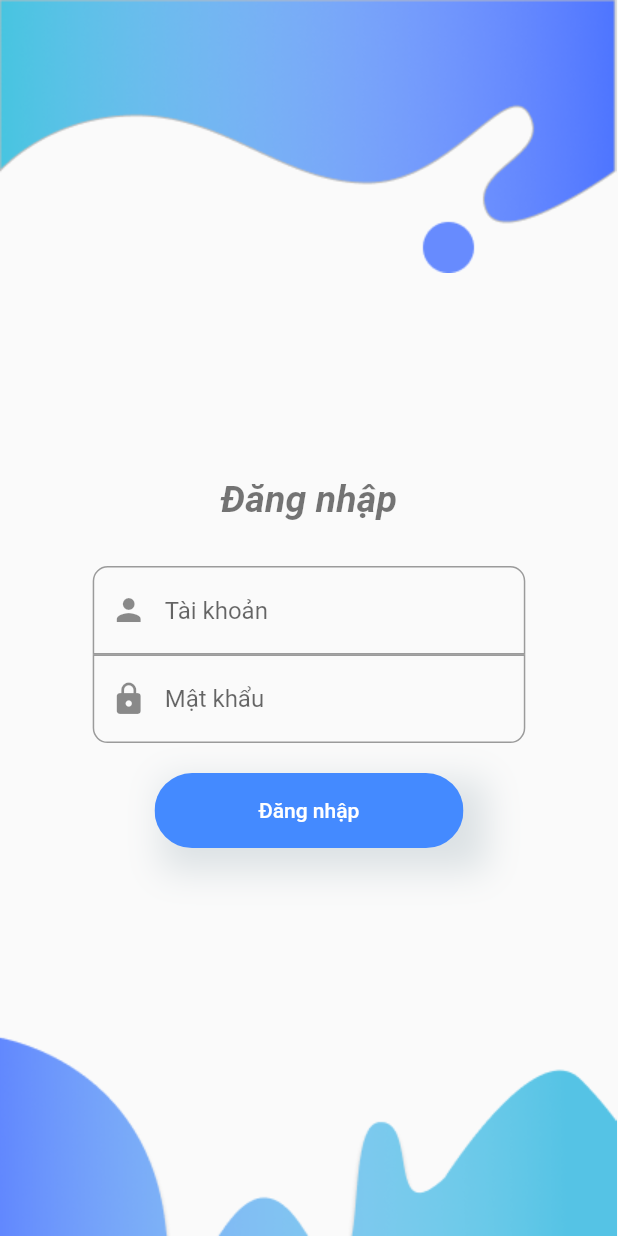
After one commit to tucoi052/TluSchedule, a Flutter app: the screen it shows after launch, after a tap on "Đăng nhập", on a phone screen of 412 x 824 dp. The commit adds this screen. Run offline on Flutter 3.47's test engine with Material 2 defaults, Android fonts, the phone set to English and light mode, and no system bars; network calls fail.

Commit message:
extract background, models, services

```diff
--- /dev/null
+++ b/lib/Models/Info.dart
@@ -0,0 +1,36 @@
+class Info {
+  final String status;
+  final String msv;
+  final String pass;
+  final String name;
+  final String class_;
+  final String majors;
+  final String faculty;
+  final String progress;
+  final String sex;
+
+  Info(
+      {this.status,
+      this.msv,
+      this.pass,
+      this.name,
+      this.class_,
+      this.majors,
+      this.faculty,
+      this.progress,
+      this.sex});
+
+  factory Info.fromJson(Map<String, dynamic> json) {
+    return Info(
+      status: json['Status'],
+      msv: json['Msv'],
+      pass: json['Pass'],
+      name: json['Ho_ten'],
+      class_: json['Lop'],
+      majors: json['Nganh'],
+      faculty: json['Khoa'],
+      progress: json['Tien_do'],
+      sex: json['Gioi_tinh'],
+    );
+  }
+}
--- /dev/null
+++ b/lib/Models/Schedule.dart
@@ -0,0 +1,27 @@
+class Schedule {
+  final String subjects;
+  final String dateBegin;
+  final String dateEnd;
+  final String time;
+  final String weekday;
+  final String room;
+
+  Schedule(
+      {this.subjects,
+      this.dateBegin,
+      this.dateEnd,
+      this.time,
+      this.weekday,
+      this.room});
+
+  factory Schedule.fromJson(Map<String, dynamic> json) {
+    return Schedule(
+      subjects: json['Ten_mon'],
+      dateBegin: json['Ngay_bat_dau'],
+      dateEnd: json['Ngay_ket_thuc'],
+      time: json['Tiet_hoc'],
+      weekday: json['Thu_hoc'],
+      room: json['Phong_hoc'],
+    );
+  }
+}
--- /dev/null
+++ b/lib/Screens/LoginScreen/Components/background.dart
@@ -0,0 +1,20 @@
+import 'package:flutter/material.dart';
+
+class Background extends StatelessWidget {
+  @override
+  Widget build(BuildContext context) {
+    return Stack(children: <Widget>[
+      Positioned(
+        top: 0,
+        child: Image.asset('assets/images/login_top.png'),
+      ),
+      Positioned(
+        bottom: 0,
+        child: Image.asset(
+          'assets/images/login_bottom.png',
+          alignment: Alignment.bottomLeft,
+        ),
+      ),
+    ]);
+  }
+}
--- a/lib/Screens/LoginScreen/Components/buttonlogin.dart
+++ b/lib/Screens/LoginScreen/Components/buttonlogin.dart
@@ -1,4 +1,5 @@
 import 'package:flutter/material.dart';
+import 'package:TluSchedule/Services/login.dart';
 
 class ButtonLogin extends StatelessWidget {
   const ButtonLogin({
@@ -30,7 +31,17 @@ class ButtonLogin extends StatelessWidget {
         child: FlatButton(
           padding: EdgeInsets.symmetric(vertical: 17, horizontal: 40),
           color: Colors.blueAccent,
-          onPressed: () {},
+          onPressed: () async {
+            Login login = Login(msv: user, pass: pass);
+            String statuscode = await login.getStatus();
+            if (statuscode == '1') {
+              print('Đăng nhập thành công');
+              login.getShedule();
+            } else if (statuscode == '0') {
+              print('Sai tên tài khoản mật khẩu');
+            } else
+              print('error');
+          },
           child: Text(
             'Đăng nhập',
             style: TextStyle(color: Colors.white),
--- a/lib/Screens/LoginScreen/loginscreen.dart
+++ b/lib/Screens/LoginScreen/loginscreen.dart
@@ -1,3 +1,4 @@
+import 'Components/background.dart';
 import 'Components/body.dart';
 import 'package:flutter/material.dart';
 
@@ -12,17 +13,7 @@ class Login extends StatelessWidget {
         width: double.infinity,
         child: Stack(
           children: <Widget>[
-            Positioned(
-              top: 0,
-              child: Image.asset('assets/images/login_top.png'),
-            ),
-            Positioned(
-              bottom: 0,
-              child: Image.asset(
-                'assets/images/login_bottom.png',
-                alignment: Alignment.bottomLeft,
-              ),
-            ),
+            Background(),
             Body(size: size),
           ],
         ),
--- /dev/null
+++ b/lib/Services/login.dart
@@ -0,0 +1,30 @@
+import 'package:TluSchedule/Models/Info.dart';
+import 'package:TluSchedule/Models/Schedule.dart';
+import 'package:TluSchedule/Services/network.dart';
+import 'package:TluSchedule/Utilities/API.dart';
+
+class Login {
+  String msv, pass;
+  Login({this.msv, this.pass});
+
+  Info _info;
+  List<Schedule> _schedule;
+  Future<String> getStatus() async {
+    var data = await NetWorkHelper(url: API().login(msv, pass)).getData();
+    if (data != null) {
+      final parsed = data.cast<Map<String, dynamic>>();
+      _info = parsed.map<Info>((json) => Info.fromJson(json)).toList()[0];
+      return _info.status;
+    }
+    return '404';
+  }
+
+  Future<List> getShedule() async {
+    var data = await NetWorkHelper(url: API().lichHoc(_info.msv, _info.pass))
+        .getData();
+    if (data != null) {
+      final parsed = data.cast<Map<String, dynamic>>();
+      return parsed.map<Schedule>((json) => Schedule.fromJson(json)).toList();
+    }
+  }
+}
--- /dev/null
+++ b/lib/Services/network.dart
@@ -0,0 +1,17 @@
+import 'dart:convert';
+import 'package:http/http.dart' as http;
+
+class NetWorkHelper {
+  NetWorkHelper({this.url});
+
+  final String url;
+
+  Future getData() async {
+    final res = await http.get(url);
+    if (res.statusCode == 200) {
+      return json.decode(res.body);
+    } else
+      print(res.statusCode);
+    return null;
+  }
+}
--- /dev/null
+++ b/lib/Utilities/API.dart
@@ -0,0 +1,11 @@
+class API {
+  String _url = 'http://tluplus.duongphung.com/';
+
+  String login(String msv, String pass) {
+    return _url + 'dang-nhap.php?msv=$msv&pass=$pass';
+  }
+
+  String lichHoc(String msv, String pass) {
+    return _url + 'lich-hoc.php?msv=$msv&pass=$pass';
+  }
+}
--- a/pubspec.yaml
+++ b/pubspec.yaml
@@ -1,8 +1,7 @@
 name: TluSchedule
 description: A new Flutter project.
 
-
-publish_to: 'none'
+publish_to: "none"
 
 version: 1.0.0+1
 
@@ -12,7 +11,7 @@ environment:
 dependencies:
   flutter:
     sdk: flutter
-
+  http: ^0.12.1
 
   cupertino_icons: ^0.1.3
 
@@ -21,7 +20,6 @@ dev_dependencies:
     sdk: flutter
 
 flutter:
-
   uses-material-design: true
 
   assets:
```
Also changed, not shown: pubspec.lock.
